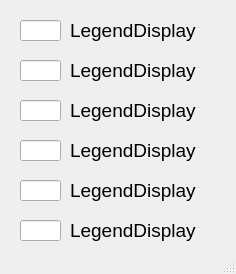
Above: scripts/pylegend_display_mk2.ui from GitPascalP/pylegend before the change. Below: the same form after it.
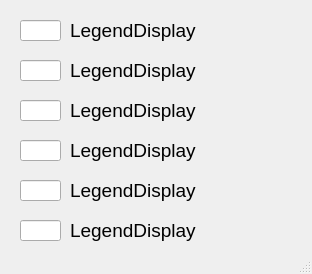
That is the form after the change.

```diff
--- a/scripts/pylegend_display_mk2.ui
+++ b/scripts/pylegend_display_mk2.ui
@@ -6,7 +6,7 @@
    <rect>
     <x>0</x>
     <y>0</y>
-    <width>236</width>
+    <width>312</width>
     <height>274</height>
    </rect>
   </property>
@@ -19,7 +19,7 @@
      <rect>
       <x>70</x>
       <y>20</y>
-      <width>131</width>
+      <width>221</width>
       <height>21</height>
      </rect>
     </property>
@@ -57,7 +57,7 @@
      <rect>
       <x>70</x>
       <y>60</y>
-      <width>131</width>
+      <width>221</width>
       <height>21</height>
      </rect>
     </property>
@@ -85,7 +85,7 @@
      <rect>
       <x>70</x>
       <y>100</y>
-      <width>131</width>
+      <width>221</width>
       <height>21</height>
      </rect>
     </property>
@@ -113,7 +113,7 @@
      <rect>
       <x>70</x>
       <y>140</y>
-      <width>131</width>
+      <width>221</width>
       <height>21</height>
      </rect>
     </property>
@@ -131,7 +131,7 @@
      <rect>
       <x>70</x>
       <y>220</y>
-      <width>131</width>
+      <width>221</width>
       <height>21</height>
      </rect>
     </property>
@@ -159,7 +159,7 @@
      <rect>
       <x>70</x>
       <y>180</y>
-      <width>131</width>
+      <width>221</width>
       <height>21</height>
      </rect>
     </property>
```
